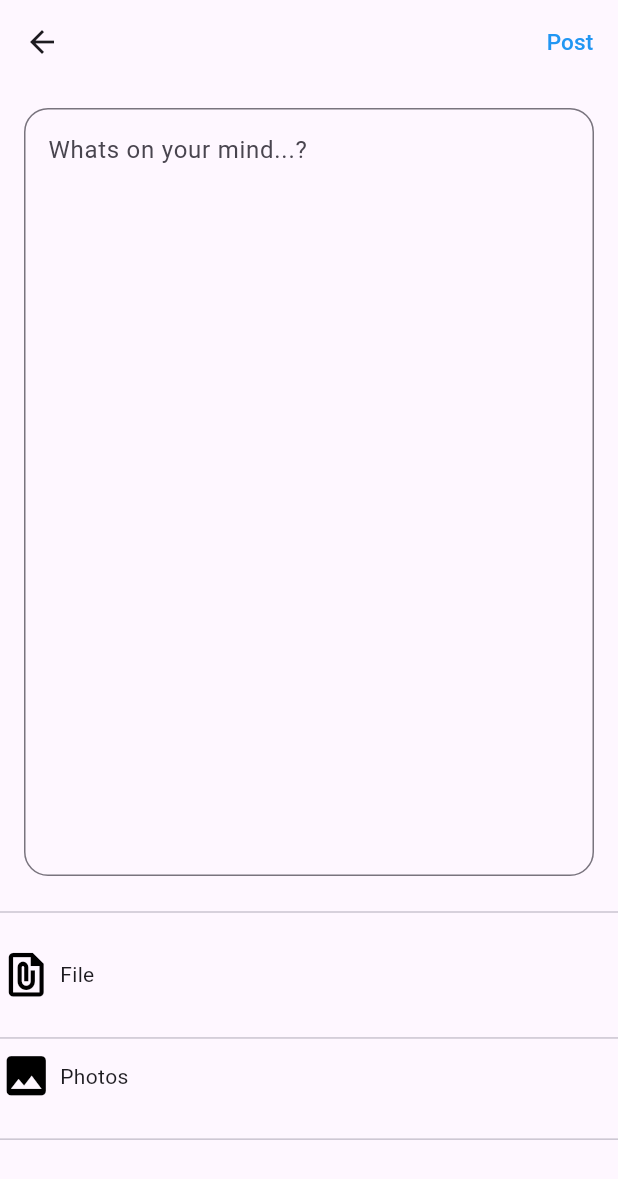
After one commit to Pankaj09997/Agro-Tech-Hub, a Flutter app: the PostPage screen opened directly, on a phone screen of 412 x 824 dp. The commit adds this screen. Shown: the top 1179 px of the screen. Run offline on Flutter 3.47's test engine with Material 3 defaults, Android fonts, the phone set to English and light mode, and no system bars; network calls fail.

Commit message:
post page

```diff
--- a/lib/login.dart
+++ b/lib/login.dart
@@ -36,7 +36,7 @@ class _LoginState extends State<Login> {
       } catch (e) {
         print(e);
         ScaffoldMessenger.of(context)
-            .showSnackBar(SnackBar(content: Text("An error occurred: $e")));
+            .showSnackBar(SnackBar(content: Text("Invalid Login Credentials: $e")));
       }
     }
   }
--- /dev/null
+++ b/lib/screen/postpage.dart
@@ -0,0 +1,101 @@
+import 'package:flutter/material.dart';
+class PostPage extends StatefulWidget {
+  const PostPage({super.key});
+
+  @override
+  State<PostPage> createState() => _PostPageState();
+}
+
+class _PostPageState extends State<PostPage> {
+
+  @override
+  Widget build(BuildContext context) {
+    final height = MediaQuery.of(context).size.height;
+    final width = MediaQuery.of(context).size.width;
+    return Scaffold(
+      appBar: AppBar(
+        actions: [
+          TextButton(
+            onPressed: (){},
+             child: Text("Post",style: TextStyle(fontSize: 15,color: Colors.blue),))
+        ],
+      ),
+      body: Column(
+        children: [
+          Padding(
+            padding: const EdgeInsets.all(16.0),
+            child: TextFormField(
+              maxLines: 20,
+              decoration: InputDecoration(
+                hintText: "Whats on your mind...?",
+                border: OutlineInputBorder(
+                  borderRadius: BorderRadius.circular(16)
+                )
+              ),
+            ),
+          ),
+                                  Divider(),
+                        SizedBox(
+                          height: height * 0.01,
+                        ),
+                        SizedBox(
+                          height: height * 0.01,
+                        ),
+                        Column(
+                          mainAxisAlignment: MainAxisAlignment.spaceEvenly,
+                          children: [
+                            ActionButton(
+                              icon: Icons.file_present,
+                              color: Colors.black,
+                              label: "File",
+                              onTap: () {},
+                            ),
+                            SizedBox(height: height*0.02),
+                             Divider(),
+                            ActionButton(
+                              icon: Icons.photo,
+                              color: Colors.black,
+                              label: "Photos",
+                              onTap: () {},
+                            ),
+
+                            SizedBox(height: height*0.02),
+                            Divider(),
+                          ],
+                        ),
+        ],
+      ),
+    );
+  }
+}
+class ActionButton extends StatelessWidget {
+  final IconData icon;
+  final Color color;
+  final String label;
+  final VoidCallback onTap;
+
+  const ActionButton({
+    required this.icon,
+    required this.color,
+    required this.label,
+    required this.onTap,
+  });
+
+  @override
+  Widget build(BuildContext context) {
+    return InkWell(
+      onTap: onTap,
+      child: Row(
+        children: [
+          Icon(
+            icon,
+            color: color,
+            size: 35,
+          ),
+          SizedBox(width: 5),
+          Text(label),
+        ],
+      ),
+    );
+  }
+}
```
Also changed, not shown: lib/api.dart (+21 -1 lines), lib/screen/homepage.dart (+4 -3 lines), lib/screen/network.dart (+62 -39 lines).
